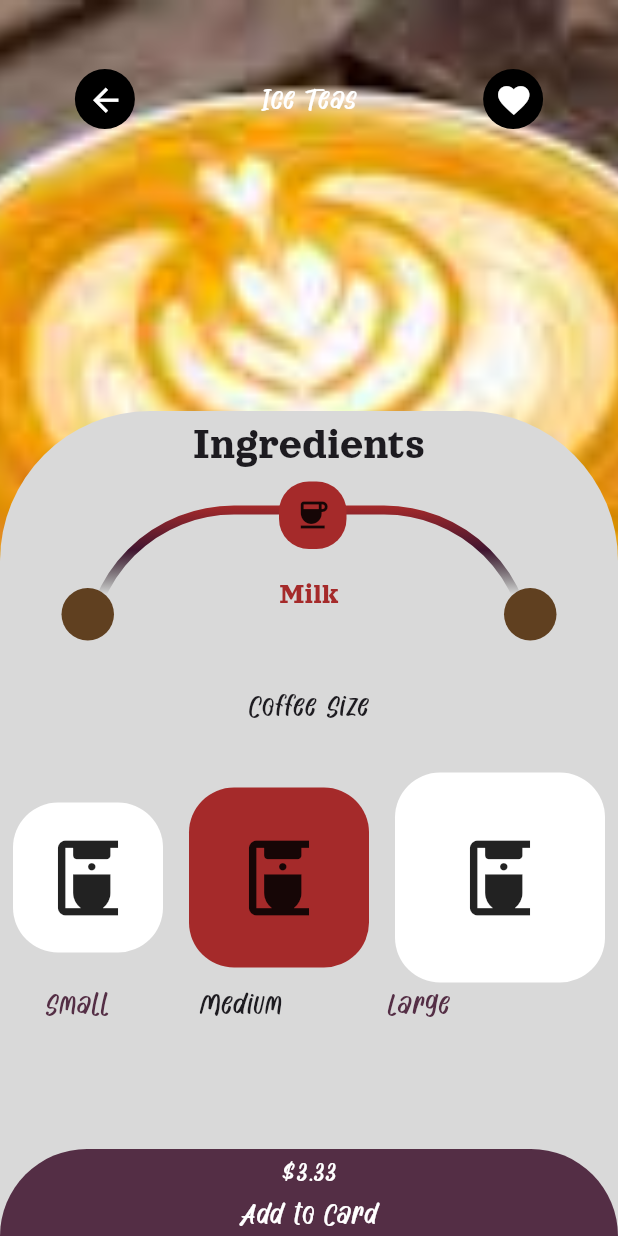
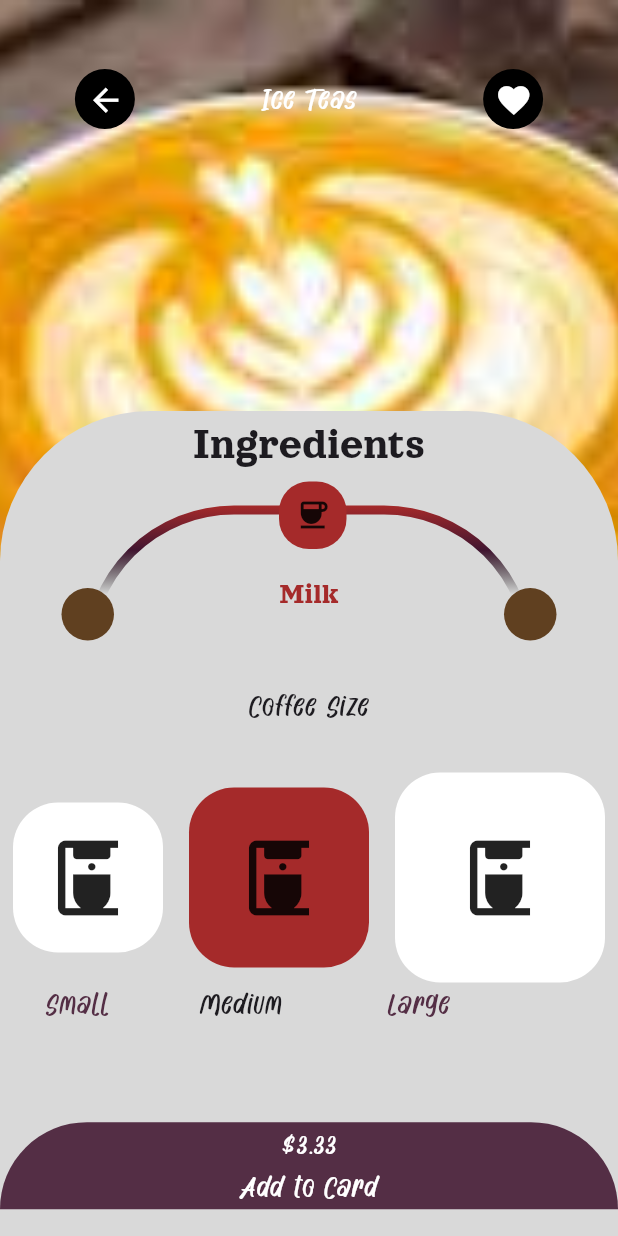
Before and after one commit to RamezNasser5/Shop-App, a Flutter app: the DetailesPage screen opened directly, on a phone screen of 412 x 824 dp. Run offline on Flutter 3.47's test engine with Material 3 defaults, Android fonts, the phone set to English and light mode, and no system bars; our stand-ins replace bloc, cloud_firestore, firebase_auth, firebase_core, flutter_bloc, gradient_borders and 2 more; accounts and stored records are empty.

Commit message:
make responsive ui

```diff
--- a/lib/screens/card_page.dart
+++ b/lib/screens/card_page.dart
@@ -12,7 +12,7 @@ class CardPage extends StatelessWidget {
 
   @override
   Widget build(BuildContext context) {
-    return Scaffold(
+    return SafeArea(child: Scaffold(
       body: BlocBuilder<CardProductsCubit, CardProductsState>(
         builder: (context, state) {
           if (state is CardProductsSuccess) {
@@ -140,7 +140,7 @@ class CardPage extends StatelessWidget {
           );
         },
       ),
-    );
+    ),);
   }
 }
 
--- a/lib/screens/request_complete.dart
+++ b/lib/screens/request_complete.dart
@@ -11,7 +11,7 @@ class RequestComplete extends StatelessWidget {
           mainAxisAlignment: MainAxisAlignment.center,
           children: [
             Image(
-              image: AssetImage('assets/30.jpg'),
+              image: AssetImage('assets/true-icon.jpg'),
               width: 150,
               height: 150,
             ),
--- a/lib/widgets/detailes_container.dart
+++ b/lib/widgets/detailes_container.dart
@@ -47,12 +47,12 @@ class DetailesContainer extends StatelessWidget {
             height: 30,
           ),
           const BoxSizes(),
-          const SizedBox(
-            height: 30,
-          ),
+          // const SizedBox(
+          //   height: 30,
+          // ),
           //const AddAndDelete(),
-          const SizedBox(
-            height: 52,
+           SizedBox(
+            height: MediaQuery.of(context).size.height * 0.0778,
           ),
           GoToCard(
             productModel: productModel,
--- a/lib/widgets/request_container.dart
+++ b/lib/widgets/request_container.dart
@@ -30,7 +30,7 @@ class RequestContainer extends StatelessWidget {
       child: Column(
         children: [
           const SizedBox(
-            height: 120,
+            height: 108,
           ),
           Row(
             children: [
--- a/pubspec.yaml
+++ b/pubspec.yaml
@@ -41,7 +41,6 @@ dependencies:
   gradient_borders: ^1.0.0
   hive: ^2.2.3
   hive_flutter: ^1.1.0
-  modal_progress_hud: ^0.1.3
 
 dev_dependencies:
   build_runner: ^2.4.6
```
